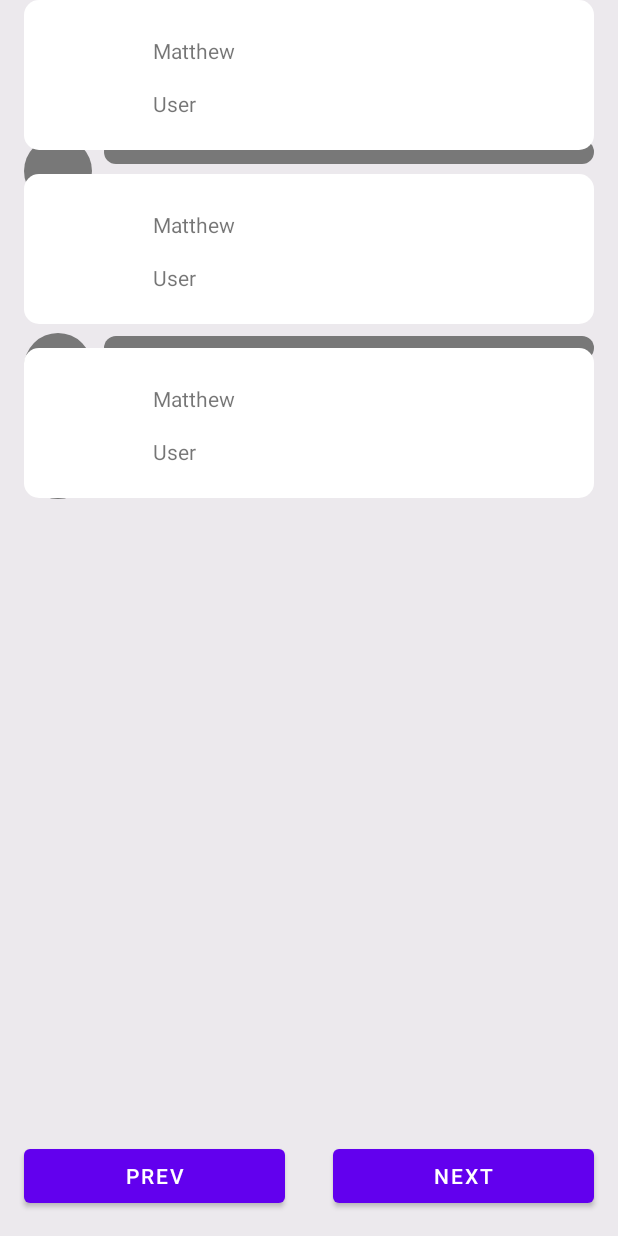
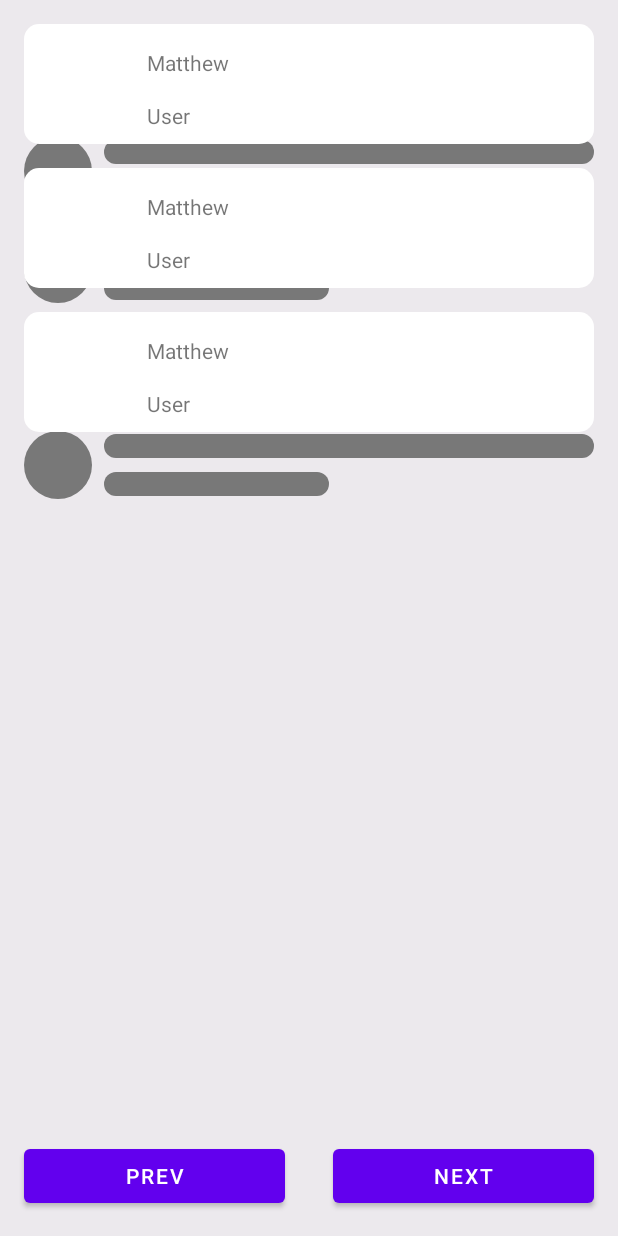
Before and after one commit to jawnpaul/github-search, an Android app: the layout fragment_result.xml on its own in the app's theme, with its tools: preview values and no code run, on a phone screen of 412 x 824 dp. Run offline under Robolectric (Android 15) with nearby library versions, the phone set to English and light mode, and no system bars.

Commit message:
worked on pagination

```diff
--- a/app/src/main/java/com/example/githubsearch/core/api/ApiService.kt
+++ b/app/src/main/java/com/example/githubsearch/core/api/ApiService.kt
@@ -1,5 +1,6 @@
 package com.example.githubsearch.core.api
 
+import com.example.githubsearch.features.result.data.remote.GithubResponse
 import com.example.githubsearch.features.result.data.remote.UserResponse
 import retrofit2.Response
 import retrofit2.http.GET
@@ -7,10 +8,10 @@ import retrofit2.http.Query
 
 interface ApiService {
 
-    @GET("users")
+    @GET("search/users")
     suspend fun searchUser(
         @Query("q") params: String,
         @Query("per_page") perPage: Int,
         @Query("page") page: Int,
-    ): Response<List<UserResponse>>
+    ): Response<GithubResponse>
 }
--- a/app/src/main/java/com/example/githubsearch/features/result/data/repository/ResultRepository.kt
+++ b/app/src/main/java/com/example/githubsearch/features/result/data/repository/ResultRepository.kt
@@ -21,7 +21,7 @@ class ResultRepository @Inject constructor(private val apiService: ApiService) :
                     when (res.isSuccessful) {
                         true -> {
                             res.body()?.let { it ->
-                                Either.Right(it.map { it.toDomainObject() })
+                                Either.Right(it.users.map { it.toDomainObject() }.sortedBy { it.name })
                             } ?: Either.Left(Failure.DataError)
                         }
                         false -> {
--- a/app/src/main/java/com/example/githubsearch/features/search/presentation/view/SearchFragment.kt
+++ b/app/src/main/java/com/example/githubsearch/features/search/presentation/view/SearchFragment.kt
@@ -43,7 +43,8 @@ class SearchFragment : Fragment() {
                 // Make API call to github
                 viewModel.performSearch(binding.loginTextInputEditText.text.toString(), 1)
 
-                val action = SearchFragmentDirections.actionSearchFragmentToResultFragment()
+                val action =
+                    SearchFragmentDirections.actionSearchFragmentToResultFragment(binding.loginTextInputEditText.text.toString())
                 findNavController().safeNavigate(action)
 
                 // Unset value to handle back navigation
--- a/app/src/main/res/layout/fragment_result.xml
+++ b/app/src/main/res/layout/fragment_result.xml
@@ -50,11 +50,13 @@
             android:layout_width="match_parent"
             android:layout_height="wrap_content"
             android:layout_alignParentTop="true"
+            android:layout_marginTop="@dimen/sixteen"
             android:visibility="@{mainViewModel.searchResult.result != null ? View.VISIBLE : View.GONE, default=gone}"
             app:searchResults="@{mainViewModel.searchResult.result}"
             tools:listitem="@layout/single_result_item" />
 
         <LinearLayout
+            android:id="@+id/buttons_linear_layout"
             android:layout_width="match_parent"
             android:layout_height="wrap_content"
             android:layout_alignParentBottom="true"
@@ -62,6 +64,7 @@
             android:weightSum="2">
 
             <com.google.android.material.button.MaterialButton
+                android:id="@+id/prev_button"
                 android:layout_width="0dp"
                 android:layout_height="wrap_content"
                 android:layout_margin="@dimen/sixteen"
@@ -69,6 +72,7 @@
                 android:text="@string/prev" />
 
             <com.google.android.material.button.MaterialButton
+                android:id="@+id/next_button"
                 android:layout_width="0dp"
                 android:layout_height="wrap_content"
                 android:layout_margin="@dimen/sixteen"
--- a/app/src/main/res/layout/single_result_item.xml
+++ b/app/src/main/res/layout/single_result_item.xml
@@ -2,25 +2,26 @@
 <RelativeLayout xmlns:android="http://schemas.android.com/apk/res/android"
     xmlns:tools="http://schemas.android.com/tools"
     android:layout_width="match_parent"
-    android:background="@drawable/card_layout_background"
-    android:layout_marginBottom="@dimen/sixteen"
+    android:layout_height="80dp"
     android:layout_marginStart="@dimen/sixteen"
     android:layout_marginEnd="@dimen/sixteen"
-    android:layout_height="100dp">
+    android:layout_marginBottom="@dimen/sixteen"
+    android:background="@drawable/card_layout_background">
 
     <ImageView
         android:id="@+id/avatar_image_view"
-        android:layout_width="70dp"
-        android:layout_height="70dp"
+        android:layout_width="50dp"
+        android:layout_height="50dp"
         android:layout_alignParentStart="true"
         android:layout_centerVertical="true"
+        android:layout_marginStart="@dimen/sixteen"
         android:layout_marginEnd="@dimen/sixteen" />
 
     <TextView
         android:id="@+id/name_text_view"
         android:layout_width="wrap_content"
         android:layout_height="wrap_content"
-        android:layout_marginTop="@dimen/twenty_four"
+        android:layout_marginTop="@dimen/sixteen"
         android:layout_marginBottom="@dimen/sixteen"
         android:layout_toEndOf="@id/avatar_image_view"
         tools:text="Matthew" />
@@ -30,6 +31,6 @@
         android:layout_width="wrap_content"
         android:layout_height="wrap_content"
         android:layout_below="@id/name_text_view"
-        tools:text="User"
-        android:layout_toEndOf="@id/avatar_image_view" />
+        android:layout_toEndOf="@id/avatar_image_view"
+        tools:text="User" />
 </RelativeLayout>
--- a/app/src/main/res/navigation/main_navigation.xml
+++ b/app/src/main/res/navigation/main_navigation.xml
@@ -18,5 +18,9 @@
         android:id="@+id/resultFragment"
         android:name="com.example.githubsearch.features.result.presentation.view.ResultFragment"
         android:label="fragment_result"
-        tools:layout="@layout/fragment_result" />
+        tools:layout="@layout/fragment_result" >
+        <argument
+            android:name="query"
+            app:argType="string" />
+    </fragment>
 </navigation>
```
Also changed, not shown: app/src/main/java/com/example/githubsearch/MainViewModel.kt (+7 -0 lines), app/src/main/java/com/example/githubsearch/features/result/presentation/view/ResultFragment.kt (+34 -2 lines).
